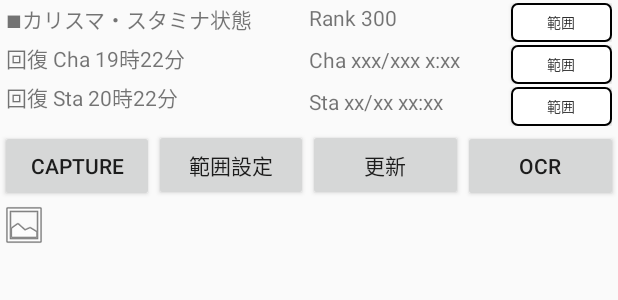
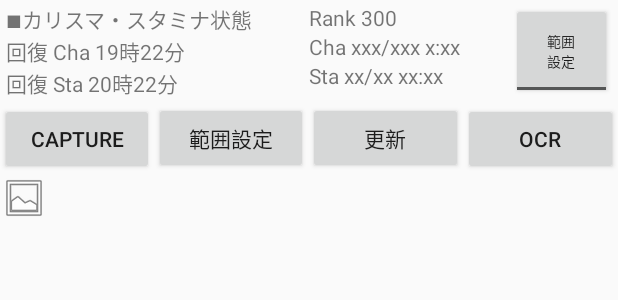
Before and after one commit to toretate/AigisAndroidTools, an Android app: the layout tool_capture.xml on its own in the app's theme, with its tools: preview values and no code run, on a phone screen of 412 x 824 dp. Shown: the top 300 px of the screen. Run offline under Robolectric (Android 15) with nearby library versions, the phone set to English and light mode, and no system bars.

Commit message:
カリスタ設定のところのレイアウト変更 	AndroidStudioのDesignViewでレイアウトが崩れるので tools:showIn で回避

```diff
--- a/app/src/main/java/com/toretate/aigisandroidtools/capture/CapturePager.java
+++ b/app/src/main/java/com/toretate/aigisandroidtools/capture/CapturePager.java
@@ -250,6 +250,7 @@ public class CapturePager extends CommonViewPagerPage {
 			BitmapFactory.Options options = new BitmapFactory.Options();
 			options.inMutable = true;
 			Bitmap bitmap = BitmapFactory.decodeFile( file.getAbsolutePath(), options );
+			if( bitmap == null ) return;
 
 			Canvas canvas = new Canvas( bitmap );
 
--- a/app/src/main/java/com/toretate/aigisandroidtools/capture/ChaStaInfoView.kt
+++ b/app/src/main/java/com/toretate/aigisandroidtools/capture/ChaStaInfoView.kt
@@ -4,7 +4,9 @@ import android.content.Context
 import android.util.AttributeSet
 import android.view.LayoutInflater
 import android.view.View
+import android.widget.Button
 import android.widget.LinearLayout
+import android.widget.ToggleButton
 import com.toretate.aigisandroidtools.R
 
 /**
@@ -16,7 +18,11 @@ class ChaStaInfoView : LinearLayout {
     constructor(context: Context?, attrs: AttributeSet?, defStyleAttr: Int) : super(context, attrs, defStyleAttr) { init(context) }
 
     private fun init( context : Context? ) {
-        View.inflate( context, R.layout.cha_sta_info_view, this )
+        var root = View.inflate( context, R.layout.cha_sta_info_view, this )
+
+        var areaSelectButton = root.findViewById( R.id.areaselect_button ) is ToggleButton
+
+
     }
 
 }
--- a/app/src/main/res/layout/cha_sta_info_view.xml
+++ b/app/src/main/res/layout/cha_sta_info_view.xml
@@ -2,124 +2,85 @@
 <merge
     xmlns:android="http://schemas.android.com/apk/res/android"
     android:layout_width="match_parent"
-    android:layout_height="match_parent"
+    android:layout_height="wrap_content"
     android:orientation="horizontal"
     xmlns:tools="http://schemas.android.com/tools"
+	tools:showIn="@layout/tool_capture"
     >
 
     <LinearLayout
         android:layout_width="0dp"
         android:layout_height="wrap_content"
-        android:layout_weight="1"
+        android:layout_weight="3"
         android:orientation="vertical"
         >
         <TextView
             android:layout_width="match_parent"
-            android:layout_height="26dp"
+            android:layout_height="wrap_content"
             android:text="■カリスマ・スタミナ状態"
             />
         <TextView
             android:id="@+id/cha_kaihuku_text"
             android:layout_width="match_parent"
-            android:layout_height="26dp"
+            android:layout_height="wrap_content"
             android:text="回復 Cha 19時22分"
             tools:text="回復 Cha 19時22分"
             />
         <TextView
             android:id="@+id/sta_kaihuku_text"
             android:layout_width="match_parent"
-            android:layout_height="26dp"
+            android:layout_height="wrap_content"
             android:text="回復 Sta 20時22分"
             tools:text="回復 Sta 20時22分"
             />
     </LinearLayout>
 
     <LinearLayout
-        android:id="@+id/status_ui"
         android:layout_width="0dp"
         android:layout_height="wrap_content"
-        android:layout_weight="1"
+        android:layout_weight="2"
         android:orientation="vertical"
-        >
-        <LinearLayout
-            android:layout_width="match_parent"
-            android:layout_height="26dp"
-            android:orientation="horizontal"
         >
         <TextView
             android:id="@+id/rank_text"
-                android:layout_width="0dp"
-                android:layout_weight="2"
-                android:layout_height="match_parent"
+            android:layout_width="match_parent"
+            android:layout_height="wrap_content"
             android:text="Rank 300"
             tools:text="Rank 300"
             />
 
-            <Button
-                android:id="@+id/rank_areaselect_button"
-                android:layout_width="0dp"
-                android:layout_weight="1"
-                android:layout_height="match_parent"
-                android:textSize="9sp"
-                android:background="@drawable/borderless_button"
-                android:text="範囲"
-                />
-        </LinearLayout>
-
-        <LinearLayout
-            android:layout_marginTop="2dp"
-            android:layout_width="match_parent"
-            android:layout_height="26dp"
-            android:orientation="horizontal"
-            >
         <TextView
             android:id="@+id/cha_text"
-                android:layout_width="0dp"
-                android:layout_weight="2"
-                android:layout_height="match_parent"
+            android:layout_width="match_parent"
+            android:layout_height="wrap_content"
             android:text="Cha xxx/xxx x:xx"
             tools:text="Cha 100/427 2:00"
             />
 
-            <Button
-                android:id="@+id/cha_areaselect_button"
-                android:layout_width="0dp"
-                android:layout_weight="1"
-                android:layout_height="match_parent"
-                android:textSize="9sp"
-                android:background="@drawable/borderless_button"
-                android:text="範囲"
+        <TextView
+            android:id="@+id/sta_text"
+            android:layout_width="match_parent"
+            android:layout_height="wrap_content"
+            android:text="Sta xx/xx xx:xx"
+            tools:text="Sta 10/18 10:10"
             />
 
     </LinearLayout>
 
     <LinearLayout
-            android:layout_marginTop="2dp"
+        android:layout_width="0dp"
+        android:layout_height="match_parent"
+        android:layout_weight="1"
+        android:orientation="vertical"
+        >
+        <ToggleButton
+            android:id="@+id/areaselect_button"
             android:layout_width="match_parent"
-            android:layout_height="26dp"
-            android:orientation="horizontal"
-            >
-            <TextView
-                android:id="@+id/sta_text"
-                android:layout_width="0dp"
-                android:layout_weight="2"
-                android:layout_height="match_parent"
-                android:text="Sta xx/xx xx:xx"
-                tools:text="Sta 10/18 10:10"
-                />
-
-            <Button
-                android:id="@+id/sta_areaselect_button"
-                android:layout_width="0dp"
-                android:layout_weight="1"
             android:layout_height="match_parent"
             android:textSize="9sp"
-                android:background="@drawable/borderless_button"
-                android:text="範囲"
+			android:textOn="確定"
+			android:textOff="範囲\n設定"
             />
-
-        </LinearLayout>
-
     </LinearLayout>
 
 </merge>
```
Lines whose indentation alone changed are shown as unchanged.
